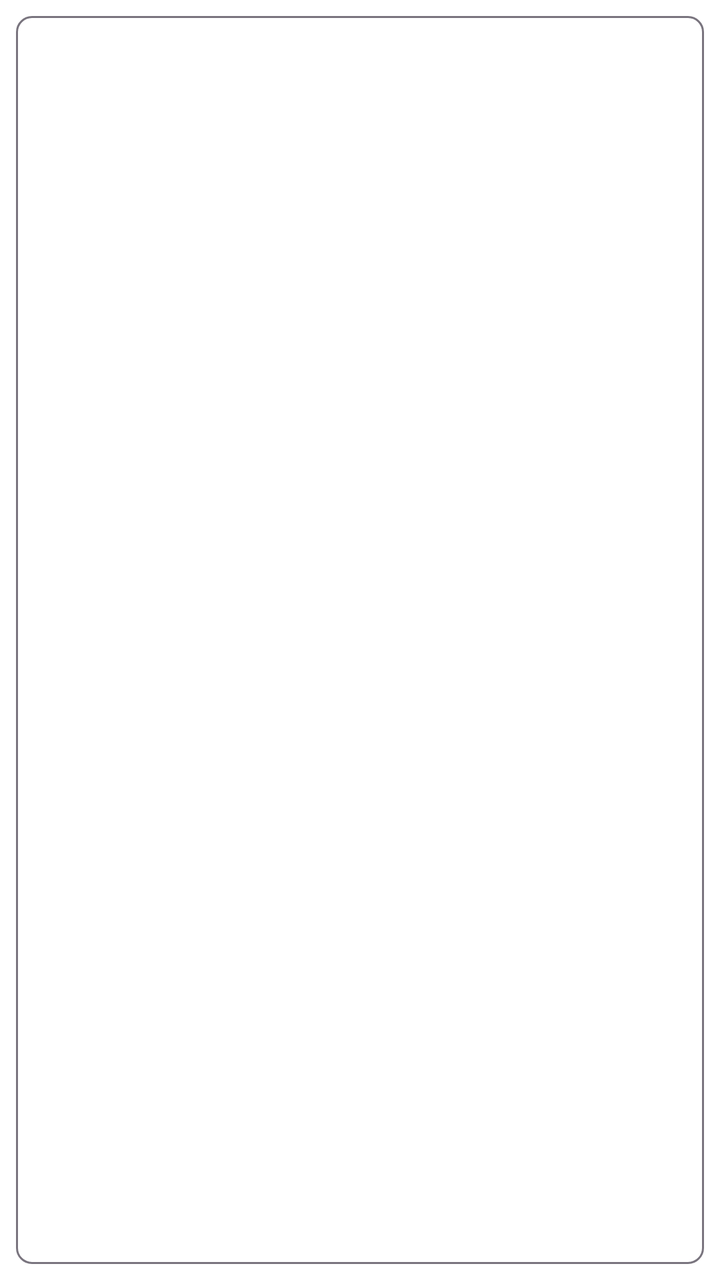
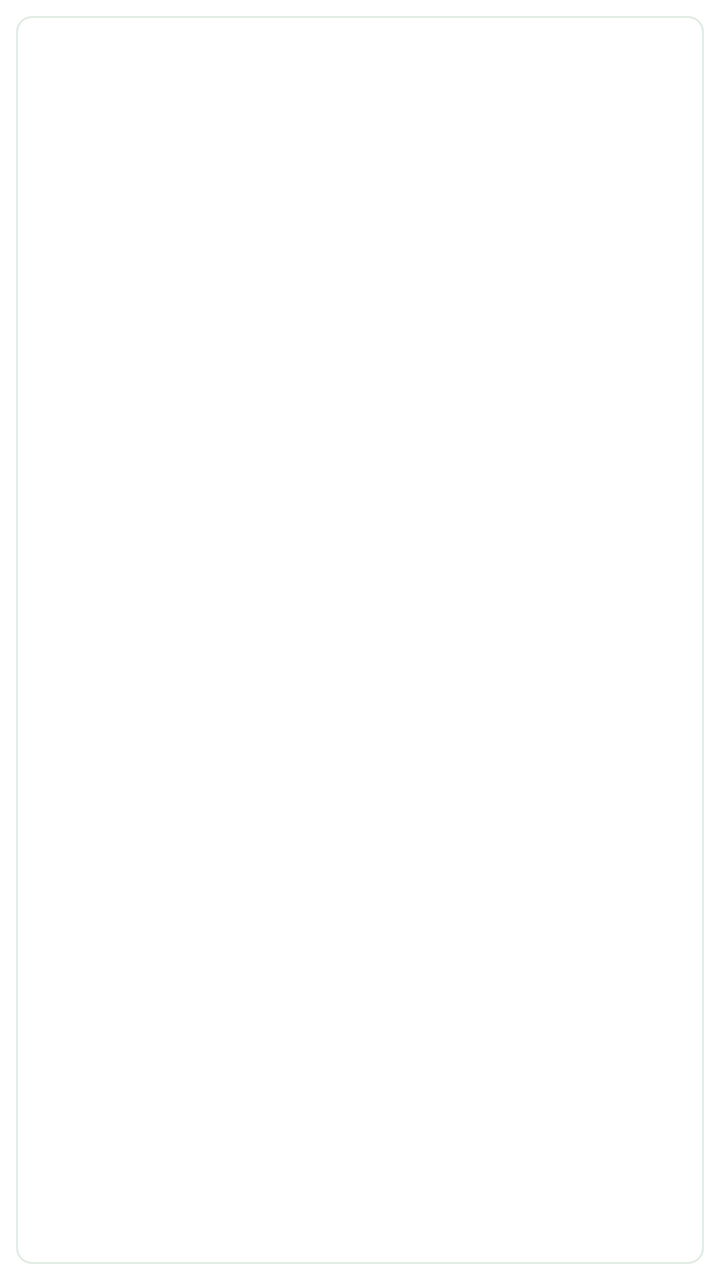

Two renders of the same Android screen: before a commit and after it. Below are the layout's source before the change and the commit's diff.
<!-- AndroidManifest.xml: application theme Theme.PlantDiseases -->
<!-- res/layout/item_forum_filter_chip.xml -->
<?xml version="1.0" encoding="utf-8"?>
<com.google.android.material.chip.Chip xmlns:android="http://schemas.android.com/apk/res/android"
    xmlns:app="http://schemas.android.com/apk/res-auto"
    style="@style/Widget.Material3.Chip.Filter"
    android:layout_width="wrap_content"
    android:layout_height="wrap_content"
    app:checkedIconEnabled="false"
    app:chipBackgroundColor="@color/chip_bg_color"
    app:chipIconTint="@color/primary" />
<!-- resources referenced by this layout -->
<resources>
  <color name="primary">#16A34A</color>
  <color name="primary_dark">#15803D</color>
  <color name="on_primary">#FFFFFF</color>
  <color name="primary_light">#DCFCE7</color>
  <color name="secondary">#4ADE80</color>
  <color name="on_secondary">#052E16</color>
  <color name="background">#FFFFFF</color>
  <style name="App.Animation.Navigation" parent="@android:style/Animation.Activity">
          <item name="android:activityOpenEnterAnimation">@anim/navigation_forward_enter</item>
          <item name="android:activityOpenExitAnimation">@anim/navigation_forward_exit</item>
          <item name="android:activityCloseEnterAnimation">@anim/navigation_back_enter</item>
          <item name="android:activityCloseExitAnimation">@anim/navigation_back_exit</item>
      </style>
  <color name="surface">#FFFFFF</color>
  <color name="surface_variant">#F0FDF4</color>
  <color name="on_surface">#052E16</color>
  <color name="on_surface_secondary">#4B5563</color>
  <color name="surface_container_low">#F4FBF6</color>
  <color name="surface_container">#ECF7F0</color>
  <color name="surface_container_high">#F7FBF8</color>
  <color name="surface_container_highest">#EEF6F0</color>
  <color name="surface_container_lowest">#FFFFFF</color>
  <style name="App.Button.Filled" parent="Widget.Material3.Button">
          <item name="backgroundTint">@color/primary</item>
          <item name="android:textColor">@color/on_primary</item>
          <item name="rippleColor">@color/primary_dark</item>
          <item name="shapeAppearanceOverlay">@style/ShapeAppearance.App.Button</item>
          <item name="android:minHeight">48dp</item>
          <item name="android:paddingHorizontal">@dimen/space_2xl</item>
          <item name="android:textSize">@dimen/text_body</item>
          <item name="android:fontFamily">sans-serif-medium</item>
          <item name="android:letterSpacing">0.01</item>
          <item name="iconTint">@color/on_primary</item>
          <item name="elevation">0dp</item>
      </style>
  <style name="App.FAB" parent="Widget.Material3.FloatingActionButton.Primary">
          <item name="backgroundTint">@color/primary</item>
          <item name="tint">@color/on_primary</item>
          <item name="rippleColor">@color/primary_dark</item>
          <item name="elevation">6dp</item>
          <item name="hoveredFocusedTranslationZ">8dp</item>
          <item name="pressedTranslationZ">10dp</item>
      </style>
  <style name="App.FAB.Extended" parent="Widget.Material3.ExtendedFloatingActionButton.Primary">
          <item name="backgroundTint">@color/primary</item>
          <item name="iconTint">@color/on_primary</item>
          <item name="android:textColor">@color/on_primary</item>
          <item name="rippleColor">@color/primary_dark</item>
          <item name="elevation">6dp</item>
          <item name="android:fontFamily">sans-serif-medium</item>
          <item name="android:letterSpacing">0.02</item>
      </style>
  <style name="ShapeAppearance.App.Button" parent="ShapeAppearance.Material3.Corner.Large">
          <item name="cornerSize">24dp</item>
      </style>
  <dimen name="space_2xl">24dp</dimen>
  <dimen name="text_body">14sp</dimen>
  <!-- unchanged entries left out for length: 1 -->
</resources>

<!-- the commit's change to res/layout/item_forum_filter_chip.xml (unified diff, before → after) -->
@@ -6,4 +6,7 @@
     android:layout_height="wrap_content"
     app:checkedIconEnabled="false"
     app:chipBackgroundColor="@color/chip_bg_color"
-    app:chipIconTint="@color/primary" />
+    app:chipStrokeColor="@color/forum_chip_stroke"
+    android:textColor="@color/forum_chip_text"
+    app:chipIconTint="@color/primary"
+    app:chipIconVisible="true" />
